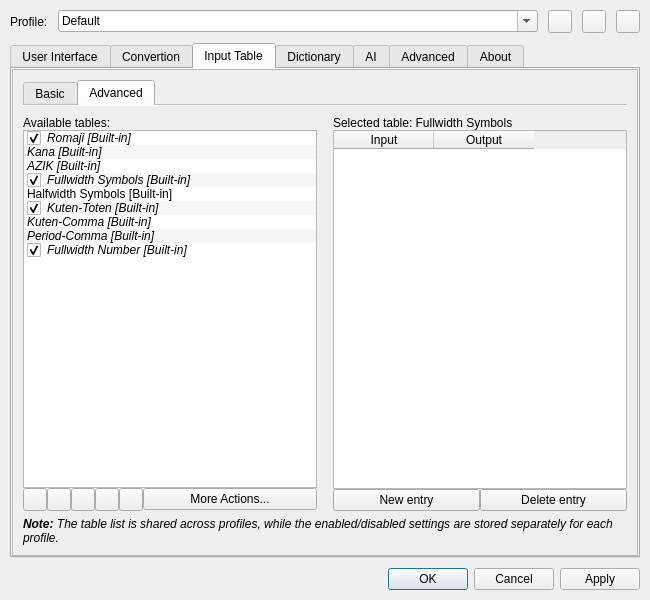
Qt form hazkey-settings/mainwindow.ui (7ka-Hiira/fcitx5-hazkey) before a commit.
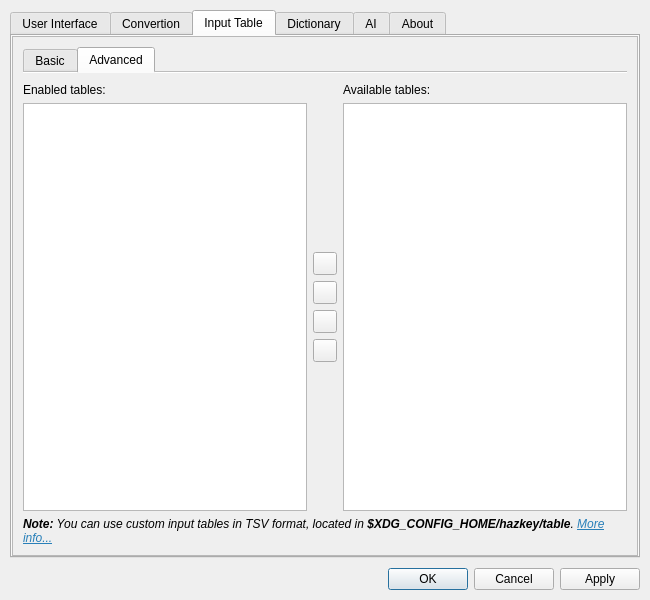
The same form after that commit. The open tabs and pages were chosen to show the change. Icons and pictures are not drawn.

```diff
--- a/hazkey-settings/mainwindow.ui
+++ b/hazkey-settings/mainwindow.ui
@@ -41,56 +41,6 @@
    <property name="bottomMargin">
     <number>10</number>
    </property>
-   <item>
-    <layout class="QHBoxLayout" name="profileGrid">
-     <item>
-      <widget class="QLabel" name="profileLabel">
-       <property name="sizePolicy">
-        <sizepolicy hsizetype="Fixed" vsizetype="Preferred">
-         <horstretch>0</horstretch>
-         <verstretch>0</verstretch>
-        </sizepolicy>
-       </property>
-       <property name="text">
-        <string>Profile:</string>
-       </property>
-      </widget>
-     </item>
-     <item>
-      <widget class="QComboBox" name="profileComboBox">
-       <property name="editable">
-        <bool>true</bool>
-       </property>
-       <item>
-        <property name="text">
-         <string>Default</string>
-        </property>
-       </item>
-      </widget>
-     </item>
-     <item>
-      <widget class="QToolButton" name="profileNew">
-       <property name="icon">
-        <iconset theme="QIcon::ThemeIcon::ListAdd"/>
-       </property>
-      </widget>
-     </item>
-     <item>
-      <widget class="QToolButton" name="profileDupicate">
-       <property name="icon">
-        <iconset theme="QIcon::ThemeIcon::EditCopy"/>
-       </property>
-      </widget>
-     </item>
-     <item>
-      <widget class="QToolButton" name="profileDelete">
-       <property name="icon">
-        <iconset theme="QIcon::ThemeIcon::EditDelete"/>
-       </property>
-      </widget>
-     </item>
-    </layout>
-   </item>
    <item>
     <widget class="QTabWidget" name="tabWidget">
      <property name="currentIndex">
@@ -746,7 +696,7 @@
             <x>0</x>
             <y>0</y>
             <width>624</width>
-            <height>459</height>
+            <height>503</height>
            </rect>
           </property>
           <layout class="QVBoxLayout" name="inputTabScrollContentsLayout">
@@ -983,204 +933,7 @@
                <property name="bottomMargin">
                 <number>0</number>
                </property>
-               <property name="horizontalSpacing">
-                <number>16</number>
-               </property>
-               <item row="1" column="0">
-                <layout class="QVBoxLayout" name="availableTablesGrid">
-                 <item>
-                  <widget class="QLabel" name="availableTablesLabel">
-                   <property name="text">
-                    <string>Available tables:</string>
-                   </property>
-                  </widget>
-                 </item>
-                 <item>
-                  <widget class="QListWidget" name="availableTablesList">
-                   <property name="dragEnabled">
-                    <bool>true</bool>
-                   </property>
-                   <property name="dragDropMode">
-                    <enum>QAbstractItemView::DragDropMode::InternalMove</enum>
-                   </property>
-                   <property name="defaultDropAction">
-                    <enum>Qt::DropAction::MoveAction</enum>
-                   </property>
-                   <property name="alternatingRowColors">
-                    <bool>true</bool>
-                   </property>
-                   <property name="selectionMode">
-                    <enum>QAbstractItemView::SelectionMode::ExtendedSelection</enum>
-                   </property>
-                   <property name="selectionBehavior">
-                    <enum>QAbstractItemView::SelectionBehavior::SelectRows</enum>
-                   </property>
-                   <property name="wordWrap">
-                    <bool>true</bool>
-                   </property>
-                   <item>
-                    <property name="text">
-                     <string>Romaji [Built-in]</string>
-                    </property>
-                    <property name="font">
-                     <font>
-                      <italic>true</italic>
-                     </font>
-                    </property>
-                    <property name="checkState">
-                     <enum>Checked</enum>
-                    </property>
-                   </item>
-                   <item>
-                    <property name="text">
-                     <string>Kana [Built-in]</string>
-                    </property>
-                    <property name="font">
-                     <font>
-                      <italic>true</italic>
-                     </font>
-                    </property>
-                    <property name="checkState">
-                     <enum>Unchecked</enum>
-                    </property>
-                   </item>
-                   <item>
-                    <property name="text">
-                     <string>AZIK [Built-in]</string>
-                    </property>
-                    <property name="font">
-                     <font>
-                      <italic>true</italic>
-                     </font>
-                    </property>
-                    <property name="checkState">
-                     <enum>Unchecked</enum>
-                    </property>
-                   </item>
-                   <item>
-                    <property name="text">
-                     <string>Fullwidth Symbols [Built-in]</string>
-                    </property>
-                    <property name="font">
-                     <font>
-                      <italic>true</italic>
-                     </font>
-                    </property>
-                    <property name="checkState">
-                     <enum>Checked</enum>
-                    </property>
-                   </item>
-                   <item>
-                    <property name="text">
-                     <string>Halfwidth Symbols [Built-in]</string>
-                    </property>
-                    <property name="checkState">
-                     <enum>Unchecked</enum>
-                    </property>
-                   </item>
-                   <item>
-                    <property name="text">
-                     <string>Kuten-Toten [Built-in]</string>
-                    </property>
-                    <property name="font">
-                     <font>
-                      <italic>true</italic>
-                     </font>
-                    </property>
-                    <property name="checkState">
-                     <enum>Checked</enum>
-                    </property>
-                   </item>
-                   <item>
-                    <property name="text">
-                     <string>Kuten-Comma [Built-in]</string>
-                    </property>
-                    <property name="font">
-                     <font>
-                      <italic>true</italic>
-                     </font>
-                    </property>
-                    <property name="checkState">
-                     <enum>Unchecked</enum>
-                    </property>
-                   </item>
-                   <item>
-                    <property name="text">
-                     <string>Period-Comma [Built-in]</string>
-                    </property>
-                    <property name="font">
-                     <font>
-                      <italic>true</italic>
-                     </font>
-                    </property>
-                    <property name="checkState">
-                     <enum>Unchecked</enum>
-                    </property>
-                   </item>
-                   <item>
-                    <property name="text">
-                     <string>Fullwidth Number [Built-in]</string>
-                    </property>
-                    <property name="font">
-                     <font>
-                      <italic>true</italic>
-                     </font>
-                    </property>
-                    <property name="checkState">
-                     <enum>Checked</enum>
-                    </property>
-                   </item>
-                  </widget>
-                 </item>
-                 <item>
-                  <layout class="QHBoxLayout" name="availableTablesActions">
-                   <item>
-                    <widget class="QToolButton" name="tableMoveUp">
-                     <property name="icon">
-                      <iconset theme="QIcon::ThemeIcon::GoUp"/>
-                     </property>
-                    </widget>
-                   </item>
-                   <item>
-                    <widget class="QToolButton" name="tableMoveDown">
-                     <property name="icon">
-                      <iconset theme="QIcon::ThemeIcon::GoDown"/>
-                     </property>
-                    </widget>
-                   </item>
-                   <item>
-                    <widget class="QToolButton" name="tableNew">
-                     <property name="icon">
-                      <iconset theme="QIcon::ThemeIcon::ListAdd"/>
-                     </property>
-                    </widget>
-                   </item>
-                   <item>
-                    <widget class="QToolButton" name="dupicateTable">
-                     <property name="icon">
-                      <iconset theme="QIcon::ThemeIcon::EditCopy"/>
-                     </property>
-                    </widget>
-                   </item>
-                   <item>
-                    <widget class="QToolButton" name="deleteTable">
-                     <property name="icon">
-                      <iconset theme="QIcon::ThemeIcon::EditDelete"/>
-                     </property>
-                    </widget>
-                   </item>
-                   <item>
-                    <widget class="QPushButton" name="tableMoreActions">
-                     <property name="text">
-                      <string>More Actions...</string>
-                     </property>
-                    </widget>
-                   </item>
-                  </layout>
-                 </item>
-                </layout>
-               </item>
-               <item row="2" column="0" colspan="2">
+               <item row="3" column="0" colspan="3">
                 <widget class="QLabel" name="inputTableAdvancedNote">
                  <property name="font">
                   <font>
@@ -1188,7 +941,7 @@
                   </font>
                  </property>
                  <property name="text">
-                  <string>&lt;html&gt;&lt;head/&gt;&lt;body&gt;&lt;p&gt;&lt;span style=&quot; font-weight:700;&quot;&gt;Note:&lt;/span&gt; The table list is shared across profiles, while the enabled/disabled settings are stored separately for each profile.&lt;/p&gt;&lt;/body&gt;&lt;/html&gt;</string>
+                  <string>&lt;html&gt;&lt;head/&gt;&lt;body&gt;&lt;p&gt;&lt;span style=&quot; font-weight:700;&quot;&gt;Note:&lt;/span&gt; You can use custom input tables in TSV format, located in &lt;span style=&quot; font-weight:700;&quot;&gt;$XDG_CONFIG_HOME/hazkey/table&lt;/span&gt;. &lt;a href=&quot;https://hazkey.hiira.dev/docs/input-tables&quot;&gt;&lt;span style=&quot; text-decoration: underline; color:#2980b9;&quot;&gt;More info...&lt;/span&gt;&lt;/a&gt;&lt;/p&gt;&lt;/body&gt;&lt;/html&gt;</string>
                  </property>
                  <property name="wordWrap">
                   <bool>true</bool>
@@ -1198,79 +951,91 @@
                <item row="1" column="1">
                 <layout class="QVBoxLayout" name="tableEditorGrid">
                  <item>
-                  <widget class="QLabel" name="keymapEditorLabel">
-                   <property name="text">
-                    <string>Selected table: Fullwidth Symbols</string>
+                  <spacer name="tableManageTopSpacer">
+                   <property name="orientation">
+                    <enum>Qt::Orientation::Vertical</enum>
                    </property>
+                   <property name="sizeHint" stdset="0">
+                    <size>
+                     <width>20</width>
+                     <height>40</height>
+                    </size>
+                   </property>
+                  </spacer>
+                 </item>
+                 <item>
+                  <widget class="QToolButton" name="tableMoveUp">
+                   <property name="icon">
+                    <iconset theme="QIcon::ThemeIcon::GoUp"/>
+                   </property>
                   </widget>
                  </item>
                  <item>
-                  <widget class="QTableWidget" name="keymapEditorTable">
-                   <property name="locale">
-                    <locale language="Japanese" country="Japan"/>
+                  <widget class="QToolButton" name="enableTable">
+                   <property name="icon">
+                    <iconset theme="QIcon::ThemeIcon::GoPrevious"/>
                    </property>
-                   <property name="frameShape">
-                    <enum>QFrame::Shape::StyledPanel</enum>
+                  </widget>
+                 </item>
+                 <item>
+                  <widget class="QToolButton" name="disableTable">
+                   <property name="icon">
+                    <iconset theme="QIcon::ThemeIcon::GoNext"/>
                    </property>
-                   <property name="alternatingRowColors">
-                    <bool>true</bool>
+                  </widget>
+                 </item>
+                 <item>
+                  <widget class="QToolButton" name="tableMoveDown">
+                   <property name="icon">
+                    <iconset theme="QIcon::ThemeIcon::GoDown"/>
                    </property>
-                   <property name="selectionBehavior">
-                    <enum>QAbstractItemView::SelectionBehavior::SelectRows</enum>
-                   </property>
-                   <property name="gridStyle">
-                    <enum>Qt::PenStyle::NoPen</enum>
-                   </property>
-                   <property name="sortingEnabled">
-                    <bool>true</bool>
-                   </property>
-                   <attribute name="verticalHeaderVisible">
-                    <bool>false</bool>
-                   </attribute>
-                   <attribute name="verticalHeaderMinimumSectionSize">
-                    <number>24</number>
-                   </attribute>
-                   <attribute name="verticalHeaderDefaultSectionSize">
-                    <number>25</number>
-                   </attribute>
-                   <column>
-                    <property name="text">
-                     <string>Input</string>
-                    </property>
-                   </column>
-                   <column>
-                    <property name="text">
-                     <string>Output</string>
-                    </property>
-                   </column>
                   </widget>
                  </item>
                  <item>
-                  <layout class="QHBoxLayout" name="tableEditorActions">
-                   <item>
-                    <widget class="QPushButton" name="newRuleEntry">
-                     <property name="text">
-                      <string>New entry</string>
-                     </property>
-                     <property name="icon">
-                      <iconset theme="QIcon::ThemeIcon::ListAdd"/>
-                     </property>
-                    </widget>
-                   </item>
-                   <item>
-                    <widget class="QPushButton" name="deleteRuleEntry">
-                     <property name="text">
-                      <string>Delete entry</string>
-                     </property>
-                     <property name="icon">
-                      <iconset theme="QIcon::ThemeIcon::EditDelete"/>
-                     </property>
-                    </widget>
-                   </item>
-                  </layout>
+                  <spacer name="tableManageBottomSpacer">
+                   <property name="orientation">
+                    <enum>Qt::Orientation::Vertical</enum>
+                   </property>
+                   <property name="sizeHint" stdset="0">
+                    <size>
+                     <width>20</width>
+                     <height>40</height>
+                    </size>
+                   </property>
+                  </spacer>
                  </item>
                 </layout>
                </item>
+               <item row="0" column="2">
+                <widget class="QLabel" name="availableTableLabel">
+                 <property name="text">
+                  <string>Available tables:</string>
+                 </property>
+                </widget>
+               </item>
+               <item row="0" column="0">
+                <widget class="QLabel" name="enabledTableLabel">
+                 <property name="text">
+                  <string>Enabled tables:</string>
+                 </property>
+                </widget>
+               </item>
+               <item row="1" column="2">
+                <widget class="QListWidget" name="availableTableList"/>
+               </item>
+               <item row="1" column="0">
+                <widget class="QListWidget" name="enabledTableList">
+                 <property name="dragEnabled">
+                  <bool>true</bool>
+                 </property>
+                 <property name="dragDropMode">
+                  <enum>QAbstractItemView::DragDropMode::InternalMove</enum>
+                 </property>
+                 <property name="defaultDropAction">
+                  <enum>Qt::DropAction::MoveAction</enum>
+                 </property>
+                </widget>
+               </item>
               </layout>
              </widget>
             </widget>
@@ -1609,139 +1374,6 @@
        </item>
       </layout>
      </widget>
-     <widget class="QWidget" name="advancedTab">
-      <attribute name="title">
-       <string>Advanced</string>
-      </attribute>
-      <layout class="QVBoxLayout" name="advancedTabLayout">
-       <property name="leftMargin">
-        <number>0</number>
-       </property>
-       <property name="topMargin">
-        <number>0</number>
-       </property>
-       <property name="rightMargin">
-        <number>0</number>
-       </property>
-       <property name="bottomMargin">
-        <number>0</number>
-       </property>
-       <item>
-        <widget class="QScrollArea" name="advancedScrollArea">
-         <property name="widgetResizable">
-          <bool>true</bool>
-         </property>
-         <widget class="QWidget" name="advancedScrollAreaWidgetContents">
-          <property name="geometry">
-           <rect>
-            <x>0</x>
-            <y>0</y>
-            <width>624</width>
-            <height>459</height>
-           </rect>
-          </property>
-          <layout class="QVBoxLayout" name="advancedScrollAreaWidgetContainer">
-           <property name="leftMargin">
-            <number>10</number>
-           </property>
-           <property name="topMargin">
-            <number>10</number>
-           </property>
-           <property name="rightMargin">
-            <number>10</number>
-           </property>
-           <property name="bottomMargin">
-            <number>10</number>
-           </property>
-           <item>
-            <layout class="QVBoxLayout" name="advancedTabMainGrid">
-             <property name="leftMargin">
-              <number>20</number>
-             </property>
-             <property name="topMargin">
-              <number>10</number>
-             </property>
-             <property name="rightMargin">
-              <number>20</number>
-             </property>
-             <property name="bottomMargin">
-              <number>10</number>
-             </property>
-             <item>
-              <widget class="QCheckBox" name="richSuggestionCheckBox">
-               <property name="text">
-                <string>Use rich conversion mode in Live Conversion / Suggestion List (not recommended)</string>
-               </property>
-              </widget>
-             </item>
-             <item>
-              <widget class="QCheckBox" name="useCustomZenzaiModel">
-               <property name="enabled">
-                <bool>false</bool>
-               </property>
-               <property name="text">
-                <string>Custom Zenzai model weight</string>
-               </property>
-              </widget>
-             </item>
-             <item>
-              <layout class="QHBoxLayout" name="customZenzaiModelGrid">
-               <item>
-                <spacer name="customZenzaiModelSpacer">
-                 <property name="orientation">
-                  <enum>Qt::Orientation::Horizontal</enum>
-                 </property>
-                 <property name="sizeType">
-                  <enum>QSizePolicy::Policy::Fixed</enum>
-                 </property>
-                 <property name="sizeHint" stdset="0">
-                  <size>
-                   <width>40</width>
-                   <height>20</height>
-                  </size>
-                 </property>
-                </spacer>
-               </item>
-               <item>
-                <widget class="QLineEdit" name="customZenzaiModelPath">
-                 <property name="enabled">
-                  <bool>false</bool>
-                 </property>
-                </widget>
-               </item>
-               <item>
-                <widget class="QPushButton" name="customZenzaiModelChooseButton">
-                 <property name="enabled">
-                  <bool>false</bool>
-                 </property>
-                 <property name="text">
-                  <string>Choose file...</string>
-                 </property>
-                </widget>
-               </item>
-              </layout>
-             </item>
-            </layout>
-           </item>
-           <item>
-            <spacer name="advancedTabBottomSpacer">
-             <property name="orientation">
-              <enum>Qt::Orientation::Vertical</enum>
-             </property>
-             <property name="sizeHint" stdset="0">
-              <size>
-               <width>20</width>
-               <height>324</height>
-              </size>
-             </property>
-            </spacer>
-           </item>
-          </layout>
-         </widget>
-        </widget>
-       </item>
-      </layout>
-     </widget>
      <widget class="QWidget" name="aboutTab">
       <attribute name="title">
        <string>About</string>
```
Left out of the diff: 16 changed lines with no effect on the pictures.
